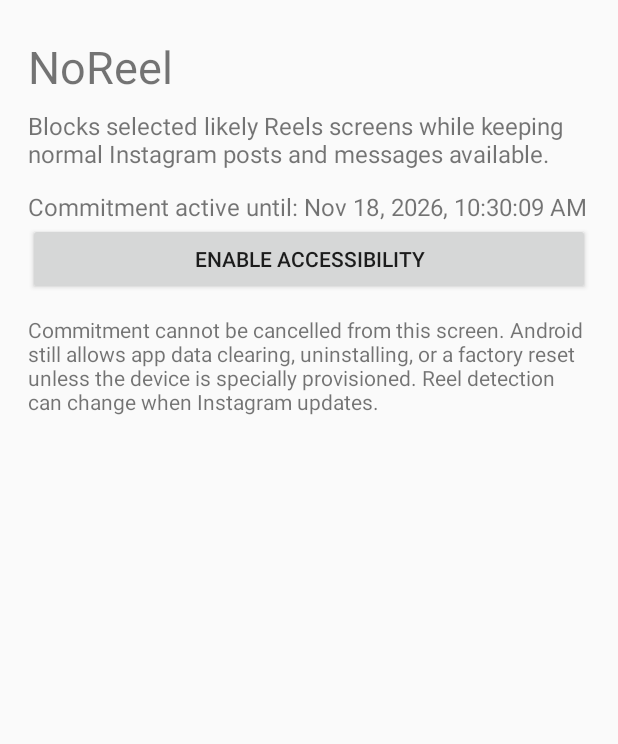
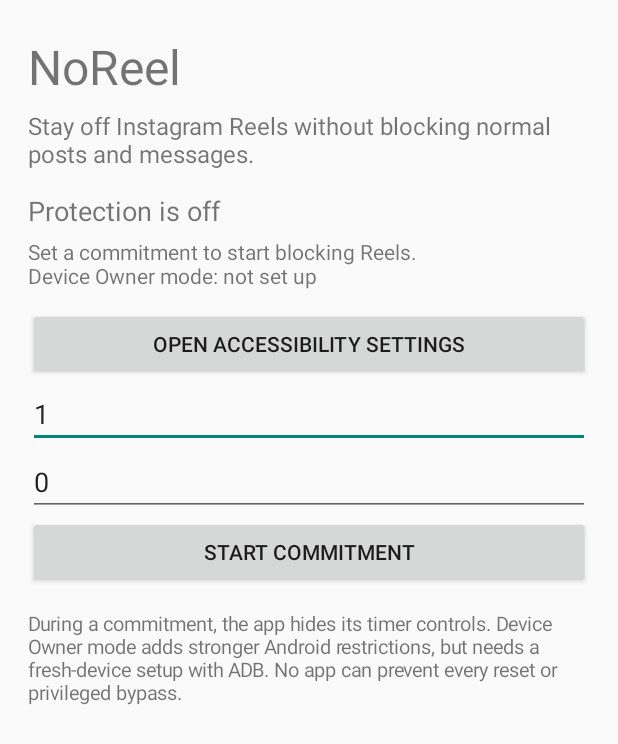
Before and after one commit to KingxKingT/NoReel, an Android app: the screen it shows after launch (MainActivity), after a tap on "START COMMITMENT", on a phone screen of 412 x 824 dp. Shown: the top 744 px of the screen. Run offline under Robolectric (Android 15) with nearby library versions, the phone set to English and light mode, and no system bars.

Commit message:
Use persistent timer and Device Owner policies in app UI

```diff
--- a/app/src/main/java/com/kingxkingt/noreel/MainActivity.kt
+++ b/app/src/main/java/com/kingxkingt/noreel/MainActivity.kt
@@ -1,71 +1,150 @@
 package com.kingxkingt.noreel
 
 import android.app.Activity
+import android.content.ComponentName
 import android.content.Intent
 import android.os.Bundle
 import android.provider.Settings
+import android.text.InputType
 import android.view.View
-import android.widget.*
+import android.widget.Button
+import android.widget.EditText
+import android.widget.LinearLayout
+import android.widget.ScrollView
+import android.widget.TextView
+import android.widget.Toast
 
 class MainActivity : Activity() {
     private lateinit var status: TextView
-    private lateinit var days: EditText
-    private lateinit var hours: EditText
+    private lateinit var detail: TextView
+    private lateinit var daysInput: EditText
+    private lateinit var hoursInput: EditText
     private lateinit var startButton: Button
 
     override fun onCreate(savedInstanceState: Bundle?) {
         super.onCreate(savedInstanceState)
-        val root = LinearLayout(this).apply { orientation = LinearLayout.VERTICAL; setPadding(28, 36, 28, 24) }
-        root.addView(TextView(this).apply { text = "NoReel"; textSize = 30f })
-        root.addView(TextView(this).apply {
-            text = "Blocks selected likely Reels screens while keeping normal Instagram posts and messages available."
-            textSize = 16f; setPadding(0, 12, 0, 20)
-        })
-        status = TextView(this).apply { textSize = 16f }
-        root.addView(status)
-        days = EditText(this).apply { hint = "Days (0–365)"; inputType = 2; setText("1") }
-        hours = EditText(this).apply { hint = "Extra hours (0–23)"; inputType = 2; setText("0") }
-        root.addView(days); root.addView(hours)
-        root.addView(Button(this).apply {
-            text = "Enable Accessibility"
-            setOnClickListener { startActivity(Intent(Settings.ACTION_ACCESSIBILITY_SETTINGS)) }
-        })
-        startButton = Button(this).apply {
-            text = "Start commitment"
-            setOnClickListener {
-                val d = days.text.toString().toLongOrNull() ?: 0L
-                val h = hours.text.toString().toLongOrNull() ?: 0L
-                if (d !in 0..365 || h !in 0..23 || (d == 0L && h == 0L)) {
-                    Toast.makeText(this@MainActivity, "Choose at least 1 hour, up to 365 days.", Toast.LENGTH_LONG).show()
-                } else {
-                    val until = System.currentTimeMillis() + (d * 24 + h) * 3_600_000L
-                    getSharedPreferences("noreel", MODE_PRIVATE).edit().putLong("until", until).apply()
-                    refresh()
-                }
-            }
-        }
-        root.addView(startButton)
-        root.addView(TextView(this).apply {
-            text = "Commitment cannot be cancelled from this screen. Android still allows app data clearing, uninstalling, or a factory reset unless the device is specially provisioned. Reel detection can change when Instagram updates."
-            setPadding(0, 20, 0, 0)
-        })
-        setContentView(ScrollView(this).apply { addView(root) })
-        refresh()
+        buildScreen()
     }
 
     override fun onResume() {
         super.onResume()
-        if (::status.isInitialized) refresh()
+        CommitmentTimer.restoreOrExpire(this)
+        if (::status.isInitialized) refreshScreen()
     }
 
-    private fun refresh() {
-        val until = getSharedPreferences("noreel", MODE_PRIVATE).getLong("until", 0L)
+    private fun buildScreen() {
+        val root = LinearLayout(this).apply {
+            orientation = LinearLayout.VERTICAL
+            setPadding(28, 34, 28, 24)
+        }
+
+        root.addView(TextView(this).apply {
+            text = "NoReel"
+            textSize = 32f
+        })
+        root.addView(TextView(this).apply {
+            text = "Stay off Instagram Reels without blocking normal posts and messages."
+            textSize = 16f
+            setPadding(0, 10, 0, 22)
+        })
+
+        status = TextView(this).apply { textSize = 18f }
+        detail = TextView(this).apply { textSize = 14f; setPadding(0, 8, 0, 18) }
+        root.addView(status)
+        root.addView(detail)
+
+        root.addView(Button(this).apply {
+            text = "Open Accessibility Settings"
+            setOnClickListener {
+                startActivity(Intent(Settings.ACTION_ACCESSIBILITY_SETTINGS))
+            }
+        })
+
+        daysInput = EditText(this).apply {
+            hint = "Days (0–365)"
+            inputType = InputType.TYPE_CLASS_NUMBER
+            setText("1")
+        }
+        hoursInput = EditText(this).apply {
+            hint = "Extra hours (0–23)"
+            inputType = InputType.TYPE_CLASS_NUMBER
+            setText("0")
+        }
+        root.addView(daysInput)
+        root.addView(hoursInput)
+
+        startButton = Button(this).apply {
+            text = "Start commitment"
+            setOnClickListener { beginCommitment() }
+        }
+        root.addView(startButton)
+
+        root.addView(TextView(this).apply {
+            text = "During a commitment, the app hides its timer controls. Device Owner mode adds stronger Android restrictions, but needs a fresh-device setup with ADB. No app can prevent every reset or privileged bypass."
+            textSize = 13f
+            setPadding(0, 22, 0, 0)
+        })
+
+        setContentView(ScrollView(this).apply { addView(root) })
+        refreshScreen()
+    }
+
+    private fun beginCommitment() {
+        val days = daysInput.text.toString().toLongOrNull() ?: 0L
+        val hours = hoursInput.text.toString().toLongOrNull() ?: 0L
+        if (days !in 0..365 || hours !in 0..23 || (days == 0L && hours == 0L)) {
+            Toast.makeText(this, "Choose at least 1 hour, up to 365 days.", Toast.LENGTH_LONG).show()
+            return
+        }
+
+        if (!isAccessibilityEnabled()) {
+            Toast.makeText(this, "Enable NoReel Accessibility first.", Toast.LENGTH_LONG).show()
+            startActivity(Intent(Settings.ACTION_ACCESSIBILITY_SETTINGS))
+            return
+        }
+
+        val duration = (days * 24L + hours) * 60L * 60L * 1000L
+        val until = CommitmentTimer.start(this, duration)
+        val hardened = runCatching { ProtectionPolicy.apply(this) }.getOrDefault(false)
+        Toast.makeText(
+            this,
+            if (hardened) "Commitment started. Device Owner restrictions applied."
+            else "Commitment started. Standard protection is active.",
+            Toast.LENGTH_LONG
+        ).show()
+        refreshScreen(until)
+    }
+
+    private fun isAccessibilityEnabled(): Boolean {
+        val expected = ComponentName(this, ReelsAccessibilityService::class.java).flattenToString()
+        val enabled = Settings.Secure.getString(contentResolver, Settings.Secure.ENABLED_ACCESSIBILITY_SERVICES)
+            ?: return false
+        return enabled.split(':').any { it.equals(expected, ignoreCase = true) }
+    }
+
+    private fun refreshScreen(untilOverride: Long? = null) {
+        val until = untilOverride ?: CommitmentTimer.activeUntil(this)
         val active = until > System.currentTimeMillis()
         status.text = if (active) {
-            "Commitment active until: " + java.text.DateFormat.getDateTimeInstance().format(java.util.Date(until))
-        } else "Protection is not active."
-        days.visibility = if (active) View.GONE else View.VISIBLE
-        hours.visibility = if (active) View.GONE else View.VISIBLE
+            "Commitment active"
+        } else {
+            "Protection is off"
+        }
+
+        val owner = ProtectionPolicy.isDeviceOwner(this)
+        detail.text = buildString {
+            if (active) {
+                append("Ends: ")
+                append(java.text.DateFormat.getDateTimeInstance().format(java.util.Date(until)))
+            } else {
+                append("Set a commitment to start blocking Reels.")
+            }
+            append("\n")
+            append(if (owner) "Device Owner mode: available" else "Device Owner mode: not set up")
+        }
+
+        daysInput.visibility = if (active) View.GONE else View.VISIBLE
+        hoursInput.visibility = if (active) View.GONE else View.VISIBLE
         startButton.visibility = if (active) View.GONE else View.VISIBLE
     }
 }
```
